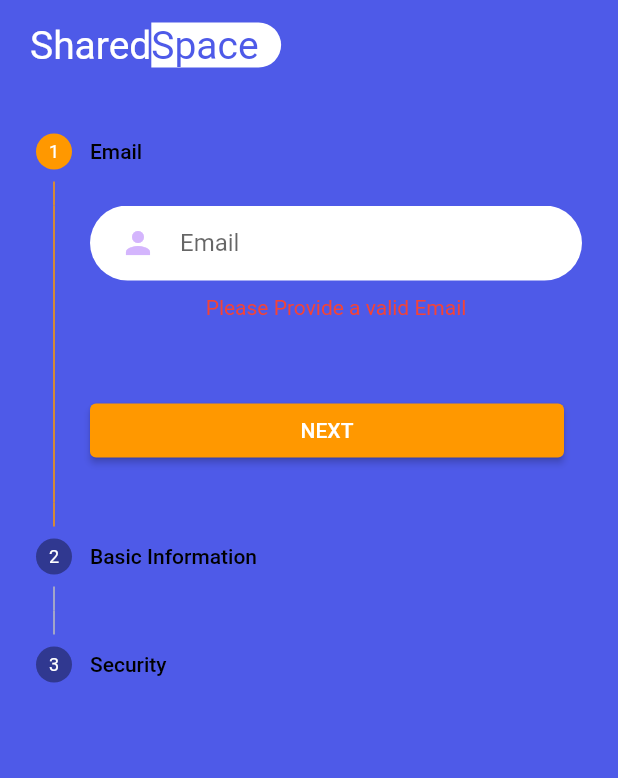
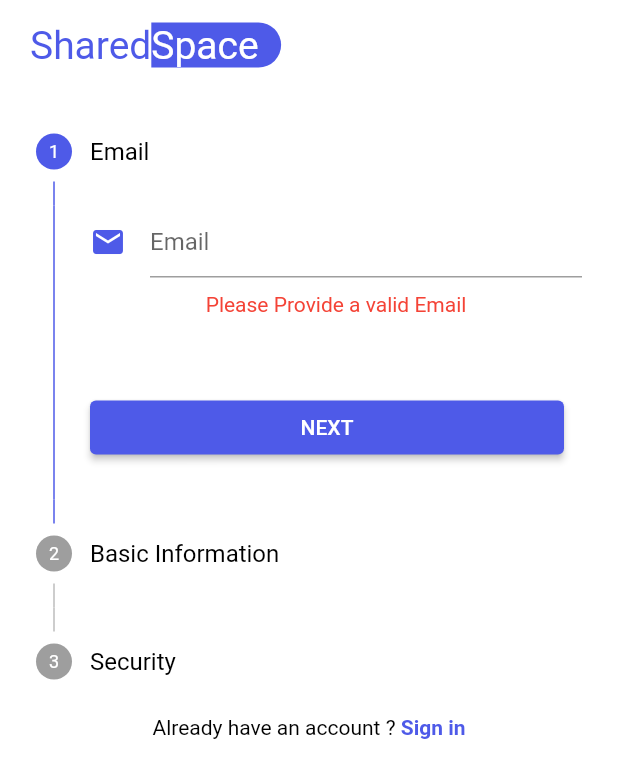
Before and after one commit to Booysen31SA/sharedspace, a Flutter app: the Register screen opened by its route, after a tap on "NEXT", on a phone screen of 412 x 824 dp. Shown: the top 778 px of the screen. Run offline on Flutter 3.47's test engine with Material 2 defaults, Android fonts, the phone set to English and light mode, and no system bars; our stand-ins replace firebase_auth, firebase_core, flutter_spinkit, flutter_svg, get, get_storage and 1 more; missing offline and left inert: firebase_helpers; accounts and stored records are empty.

Commit message:
added register page

```diff
--- a/lib/Configs/themes.dart
+++ b/lib/Configs/themes.dart
@@ -45,3 +45,8 @@ const loginFormHeaders = TextStyle(
   fontSize: 18,
   fontWeight: FontWeight.bold,
 );
+
+const stepHeadding = TextStyle(
+  fontSize: 16,
+  fontWeight: FontWeight.normal,
+);
--- a/lib/Pages/Auth/Signin.dart
+++ b/lib/Pages/Auth/Signin.dart
@@ -162,7 +162,7 @@ class _SignInState extends State<SignIn> {
                   mainAxisAlignment: MainAxisAlignment.center,
                   children: <Widget>[
                     const Text(
-                      "Dont't have an Account ? ",
+                      "Dont't have an account ? ",
                       style: TextStyle(color: primaryLightClr),
                     ),
                     GestureDetector(
--- a/lib/Pages/Auth/register.dart
+++ b/lib/Pages/Auth/register.dart
@@ -3,7 +3,6 @@ import 'package:get/get.dart';
 import 'package:sharedspace/Configs/themes.dart';
 import 'package:sharedspace/Services/auth.dart';
 import 'package:sharedspace/Widgets/roundedInputField.dart';
-import 'package:sharedspace/Widgets/textFieldContainer.dart';
 
 class Register extends StatefulWidget {
   const Register({Key? key}) : super(key: key);
@@ -21,45 +20,80 @@ class _RegisterState extends State<Register> {
         Step(
           state: currentStep > 0 ? StepState.complete : StepState.indexed,
           isActive: currentStep >= 0,
-          title: const Text('Email'),
-          content: Center(
-            child: stepOne(),
+          title: const Text(
+            'Email',
+            style: stepHeadding,
           ),
+          content: stepOne(),
         ),
         Step(
           state: currentStep > 1 ? StepState.complete : StepState.indexed,
           isActive: currentStep >= 1,
-          title: const Text('Basic Information'),
-          content: const Center(
-            child: Text('Basic Information'),
+          title: const Text(
+            'Basic Information',
+            style: stepHeadding,
           ),
+          content: stepTwo(),
         ),
         Step(
           state: currentStep > 2 ? StepState.complete : StepState.indexed,
           isActive: currentStep >= 2,
-          title: const Text('Security'),
-          content: const Center(
-            child: Text('Security'),
+          title: const Text(
+            'Security',
+            style: stepHeadding,
           ),
+          content: stepThree(),
         )
       ];
 
   // Controllers
-  String? errorMessage;
+  String? emailErrorMessage;
   String? emailController;
+
+  String? firstNameController;
+  String? firstNameErrorMessage;
+
+  String? surnameErrorMessage;
+  String? surnameController;
+
+  String? passwordErrorMessage;
+  String? passwordController;
 
   @override
   Widget build(BuildContext context) {
     return Scaffold(
-      backgroundColor: primaryClr,
+      backgroundColor: Colors.white,
       body: SafeArea(
         child: Padding(
           padding: const EdgeInsets.only(top: 15),
+          child: SingleChildScrollView(
             child: Column(
               children: [
                 header(context),
                 stepForm(),
+                Row(
+                  mainAxisAlignment: MainAxisAlignment.center,
+                  children: <Widget>[
+                    const Text(
+                      "Already have an account ? ",
+                      style: TextStyle(color: Colors.black),
+                    ),
+                    GestureDetector(
+                      onTap: () {
+                        Get.toNamed('/signin');
+                      },
+                      child: const Text(
+                        'Sign in',
+                        style: TextStyle(
+                          color: primaryClr,
+                          fontWeight: FontWeight.bold,
+                        ),
+                      ),
+                    )
                   ],
+                )
+              ],
+            ),
           ),
         ),
       ),
@@ -81,7 +115,7 @@ class _RegisterState extends State<Register> {
                 "Shared",
                 style: TextStyle(
                   fontSize: 26,
-                  color: Colors.white,
+                  color: primaryClr,
                 ),
               ),
               Container(
@@ -89,7 +123,7 @@ class _RegisterState extends State<Register> {
                   right: 15,
                 ),
                 decoration: const BoxDecoration(
-                  color: Colors.white,
+                  color: primaryClr,
                   borderRadius: BorderRadius.only(
                     topRight: Radius.circular(40),
                     bottomRight: Radius.circular(40),
@@ -99,7 +133,7 @@ class _RegisterState extends State<Register> {
                   "Space",
                   style: TextStyle(
                     fontSize: 26,
-                    color: primaryClr,
+                    color: Colors.white,
                   ),
                 ),
               ),
@@ -113,9 +147,10 @@ class _RegisterState extends State<Register> {
   stepForm() {
     return Theme(
       data: ThemeData(
-        primaryColor: Colors.orange,
-        colorScheme: const ColorScheme.light(primary: Colors.orange),
-        textTheme: Theme.of(context).textTheme.apply(bodyColor: Colors.black),
+        colorScheme: const ColorScheme.light(primary: primaryClr),
+        textTheme: Theme.of(context).textTheme.apply(
+              bodyColor: Colors.black,
+            ),
       ),
       child: Stepper(
         type: StepperType.vertical,
@@ -124,29 +159,7 @@ class _RegisterState extends State<Register> {
         onStepTapped: (step) => setState(() {
           currentStep = step;
         }),
-        onStepContinue: () {
-          final isLastStep = currentStep == getSteps().length - 1;
-
-          if (currentStep == 0) {
-            if (validation()) {
-              _auth.isEmailChecked(emailController);
-              // more validataion
-            }
-          }
-          if (isLastStep) {
-            if (errorMessage == null) {
-              print('Completed');
-              _auth.registerWithEmailAndPassword(emailController, 'password');
-            } else {
-              print('Add error message in last step');
-            }
-          }
-          if (currentStep < (getSteps().length - 1) && validation() == true) {
-            setState(() {
-              currentStep += 1;
-            });
-          }
-        },
+        onStepContinue: onStepContinue,
         onStepCancel: () {
           if (currentStep > 0) {
             setState(() {
@@ -173,7 +186,7 @@ class _RegisterState extends State<Register> {
                   Expanded(
                     child: ElevatedButton(
                       onPressed: controls.onStepCancel,
-                      child: const Text('Back'),
+                      child: const Text('BACK'),
                     ),
                   )
               ],
@@ -184,30 +197,65 @@ class _RegisterState extends State<Register> {
     );
   }
 
+  void onStepContinue() {
+    final isLastStep = currentStep == getSteps().length - 1;
+    bool canContinue = false;
+
+    if (currentStep == 0) {
+      if (emailValidation()) {
+        _auth.isEmailChecked(emailController);
+        canContinue = true;
+      }
+    }
+    if (currentStep == 1) {
+      if (firstNameValidation() && surnameValidation()) {
+        canContinue = true;
+      } else {
+        canContinue = false;
+      }
+    }
+
+    if (currentStep == 2) {
+      if (passwordValidation()) {
+        canContinue = true;
+      } else {
+        canContinue = false;
+      }
+    }
+    if (isLastStep && canContinue == true) {
+      _auth.registerWithEmailAndPassword(emailController, passwordController,
+          firstNameController, surnameController);
+    }
+    if (currentStep < (getSteps().length - 1) && canContinue == true) {
+      setState(() {
+        currentStep += 1;
+      });
+    }
+  }
+
   stepOne() {
     return Column(
       children: [
-        TextFieldContainer(
-          child: RoundedInputField(
+        RoundedInputField(
+          isBorder: true,
           hintText: 'Email',
           IconData: const Icon(
-              Icons.person,
-              color: primaryLightClr,
+            Icons.email,
+            color: primaryClr,
           ),
           onChanged: (value) {
             setState(() {
-                errorMessage = null;
+              emailErrorMessage = null;
               emailController = value;
             });
           },
         ),
-        ),
-        errorMessage == null
+        emailErrorMessage == null
             ? Container()
             : Container(
                 margin: const EdgeInsets.only(top: 10),
                 child: Text(
-                  errorMessage!,
+                  emailErrorMessage!,
                   style: const TextStyle(color: Colors.red),
                 ),
               ),
@@ -215,21 +263,149 @@ class _RegisterState extends State<Register> {
     );
   }
 
-  bool validation() {
+  stepTwo() {
+    return Column(
+      children: [
+        firstName(),
+        surname(),
+      ],
+    );
+  }
+
+  stepThree() {
+    return Column(
+      children: [
+        RoundedInputField(
+          isBorder: true,
+          hintText: 'Password',
+          IconData: const Icon(
+            Icons.lock,
+            color: primaryClr,
+          ),
+          onChanged: (value) {
+            setState(() {
+              passwordErrorMessage = null;
+              passwordController = value;
+            });
+          },
+        ),
+        passwordErrorMessage == null
+            ? Container()
+            : Container(
+                margin: const EdgeInsets.only(top: 10),
+                child: Text(
+                  passwordErrorMessage!,
+                  style: const TextStyle(color: Colors.red),
+                ),
+              )
+      ],
+    );
+  }
+
+  firstName() {
+    return Column(
+      children: [
+        RoundedInputField(
+          isBorder: true,
+          hintText: 'First Name',
+          IconData: const Icon(
+            Icons.person,
+            color: primaryClr,
+          ),
+          onChanged: (value) {
+            setState(() {
+              firstNameErrorMessage = null;
+              firstNameController = value;
+            });
+          },
+        ),
+        firstNameErrorMessage == null
+            ? Container()
+            : Container(
+                margin: const EdgeInsets.only(top: 10),
+                child: Text(
+                  firstNameErrorMessage!,
+                  style: const TextStyle(color: Colors.red),
+                ),
+              ),
+      ],
+    );
+  }
+
+  surname() {
+    return Column(
+      children: [
+        RoundedInputField(
+          isBorder: true,
+          hintText: 'Surname',
+          IconData: const Icon(
+            Icons.person,
+            color: primaryClr,
+          ),
+          onChanged: (value) {
+            setState(() {
+              surnameErrorMessage = null;
+              surnameController = value;
+            });
+          },
+        ),
+        surnameErrorMessage == null
+            ? Container()
+            : Container(
+                margin: const EdgeInsets.only(top: 10),
+                child: Text(
+                  surnameErrorMessage!,
+                  style: const TextStyle(color: Colors.red),
+                ),
+              ),
+      ],
+    );
+  }
+
+  bool emailValidation() {
     var isCorrect = true;
     if (emailController == null) {
       setState(() {
-        errorMessage = 'Please Provide a valid Email';
+        emailErrorMessage = 'Please Provide a valid Email';
       });
       return false;
     }
 
     if (!emailController!.contains('@') || !emailController!.contains('.com')) {
       setState(() {
-        errorMessage = 'Email is not a valid email';
+        emailErrorMessage = 'Email is not a valid email';
       });
       return false;
     }
     return isCorrect;
   }
+
+  bool firstNameValidation() {
+    if (firstNameController == null) {
+      setState(() {
+        firstNameErrorMessage = 'Please enter your first name';
+      });
+      return false;
     }
+    return true;
+  }
+
+  bool surnameValidation() {
+    if (surnameController == null) {
+      setState(() {
+        surnameErrorMessage = 'Please enter your surname';
+      });
+      return false;
+    }
+    return true;
+  }
+
+  bool passwordValidation() {
+    if (passwordController == null || passwordController!.length < 6) {
+      setState(() {
+        passwordErrorMessage = 'Password needs to be greater than 6 character';
+      });
+    }
+    return true;
+  }
+}
--- a/lib/Services/auth.dart
+++ b/lib/Services/auth.dart
@@ -17,7 +17,8 @@ class AuthService {
   final FirebaseAuth _auth = FirebaseAuth.instance;
 
   // register with email and password
-  Future registerWithEmailAndPassword(email, password) async {
+  Future registerWithEmailAndPassword(
+      email, password, firstname, surname) async {
     print('Register With Email and password');
   }
 
--- a/lib/Widgets/roundedInputField.dart
+++ b/lib/Widgets/roundedInputField.dart
@@ -5,6 +5,7 @@ class RoundedInputField extends StatefulWidget {
   final IconData;
   final suffixIcon;
   bool obscureText;
+  final isBorder;
   final ValueChanged<String> onChanged;
   RoundedInputField({
     Key? key,
@@ -13,6 +14,7 @@ class RoundedInputField extends StatefulWidget {
     required this.onChanged,
     this.suffixIcon,
     this.obscureText = false,
+    this.isBorder = false,
   }) : super(key: key);
 
   @override
@@ -29,7 +31,7 @@ class _RoundedInputFieldState extends State<RoundedInputField> {
       decoration: InputDecoration(
         icon: widget.IconData,
         hintText: widget.hintText,
-        border: InputBorder.none,
+        border: widget.isBorder ? null : InputBorder.none,
         suffixIcon: widget.suffixIcon != null
             ? SizedBox(
                 height: 5,
```
Lines whose indentation alone changed are shown as unchanged.
